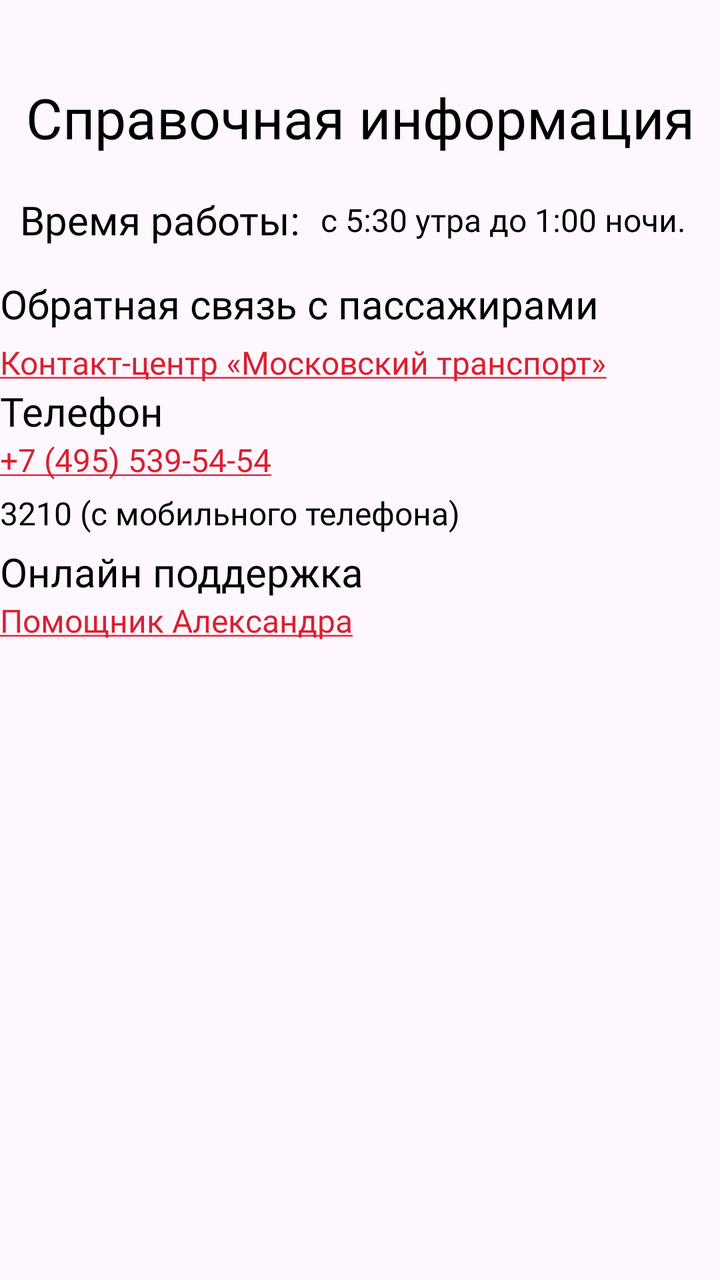
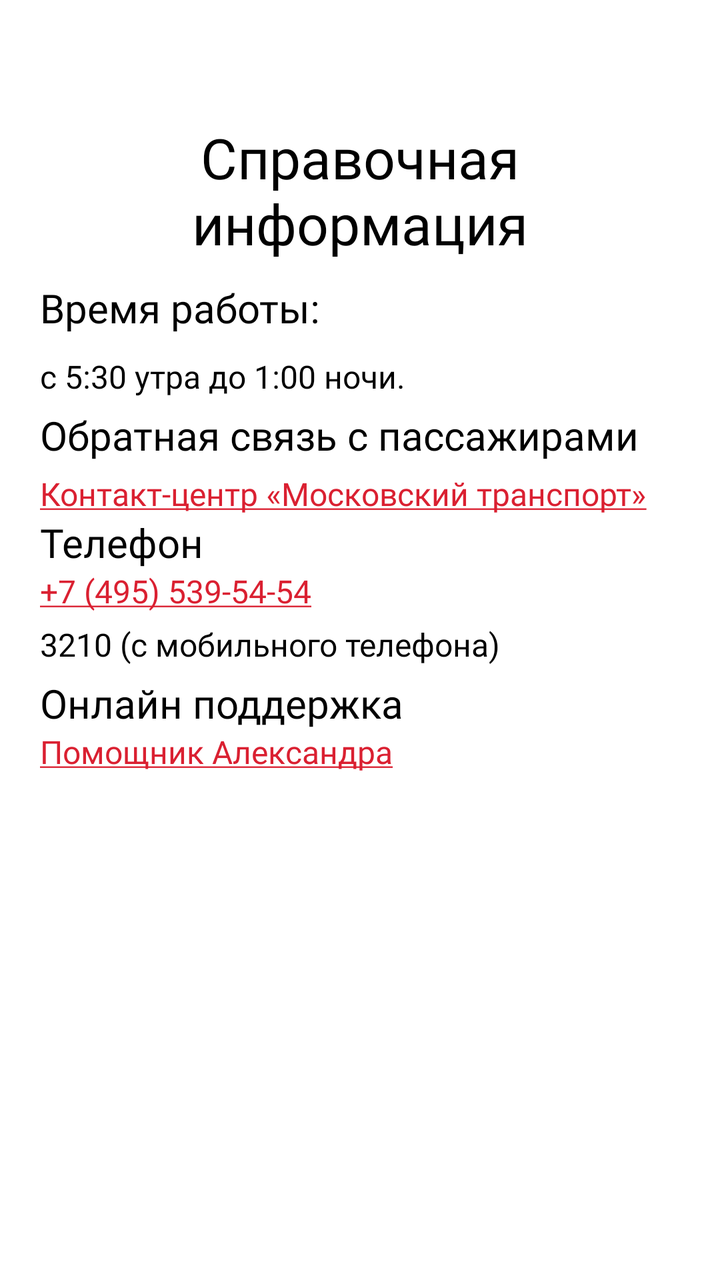

Compare the two renders of this Android layout. The source of the first and the diff that turns it into the second are given below.
<!-- AndroidManifest.xml: application theme Theme.VKR -->
<!-- res/layout/reference_info_fragment.xml -->
<?xml version="1.0" encoding="utf-8"?>
<androidx.constraintlayout.widget.ConstraintLayout xmlns:android="http://schemas.android.com/apk/res/android"
    android:layout_width="match_parent"
    android:layout_height="match_parent"
    android:layout_marginHorizontal="20dp"

    xmlns:app="http://schemas.android.com/apk/res-auto">

    <TextView
        android:id="@+id/reference_info_title_txt"
        android:layout_width="wrap_content"
        android:layout_height="wrap_content"
        android:layout_marginTop="40dp"
        android:fontFamily="@font/inter_bold"
        android:text="Справочная информация"
        android:textSize="28sp"
        android:textColor="#000000"
        android:textAlignment="center"
        app:layout_constraintEnd_toEndOf="parent"
        app:layout_constraintStart_toStartOf="parent"
        app:layout_constraintTop_toTopOf="parent" />
    <androidx.constraintlayout.widget.ConstraintLayout
        android:id="@+id/reference_info_working_hourse"
        android:layout_width="match_parent"
        android:layout_height="wrap_content"
        android:layout_marginTop="9dp"
        android:orientation="vertical"
        app:layout_constraintEnd_toEndOf="parent"
        app:layout_constraintStart_toStartOf="parent"
        app:layout_constraintTop_toBottomOf="@id/reference_info_title_txt">

        <TextView
            android:id="@+id/reference_info_working_hourse_txt"
            android:layout_width="wrap_content"
            android:layout_height="wrap_content"
            android:fontFamily="@font/inter_bold"
            android:text="Время работы: "
            android:textColor="#000000"
            android:textSize="20sp"
            app:layout_constraintBottom_toBottomOf="parent"
            app:layout_constraintStart_toStartOf="parent"
            app:layout_constraintTop_toTopOf="parent"
   />

        <TextView
            android:id="@+id/reference_info_working_hourse_info_txt"
            android:layout_width="wrap_content"
            android:layout_height="wrap_content"
            android:ellipsize="end"
            android:fontFamily="@font/inter_regular"
            android:maxLines="3"
            android:text="с 5:30 утра до 1:00 ночи."
            android:textColor="#000000"
            android:textSize="16sp"
            app:layout_constraintBottom_toBottomOf="parent"
            app:layout_constraintEnd_toEndOf="parent"
            app:layout_constraintTop_toTopOf="@id/reference_info_working_hourse_txt"
            />
        <androidx.constraintlayout.helper.widget.Flow
            android:id="@+id/flow1"
            android:layout_width="0dp"
            android:layout_height="wrap_content"
            android:padding="10dp"
            app:constraint_referenced_ids="reference_info_working_hourse_txt,reference_info_working_hourse_info_txt"
            app:flow_horizontalBias="0"
            app:flow_horizontalGap="5dp"
            app:flow_horizontalStyle="packed"
            app:flow_verticalBias="0"
            app:flow_wrapMode="chain"
            app:layout_constraintEnd_toEndOf="parent"
            app:layout_constraintStart_toStartOf="parent"
            app:layout_constraintTop_toTopOf="parent" />

    </androidx.constraintlayout.widget.ConstraintLayout>

    <TextView
        android:id="@+id/passengers_feedback_txt"
        android:layout_width="match_parent"
        android:layout_height="wrap_content"
        android:textAlignment="textStart"
        android:layout_marginTop="5dp"
        android:fontFamily="@font/inter_bold"
        android:text="Обратная связь с пассажирами"
        android:textColor="#000000"
        android:textSize="20sp"
        app:layout_constraintEnd_toEndOf="parent"
        app:layout_constraintStart_toStartOf="parent"
        app:layout_constraintTop_toBottomOf="@id/reference_info_working_hourse" />

    <TextView
        android:id="@+id/passengers_feedback_link_txt"
        android:layout_width="match_parent"
        android:layout_height="wrap_content"
        android:layout_marginTop="5dp"
        android:fontFamily="@font/inter_regular"
        android:autoLink="web"
        android:textAlignment="textStart"
        android:text="@string/contact_info_link_text"
        android:textColor="#DA2031"
        android:textSize="16sp"
        app:layout_constraintEnd_toEndOf="parent"
        app:layout_constraintHorizontal_bias="0.515"
        app:layout_constraintStart_toStartOf="parent"
        app:layout_constraintTop_toBottomOf="@id/passengers_feedback_txt" />
    <TextView
        android:id="@+id/phone_number_txt"
        android:layout_width="match_parent"
        android:layout_height="wrap_content"
        android:fontFamily="@font/inter_bold"

        android:text="@string/phon_title"
        android:textColor="#000000"
        android:textSize="20sp"
        app:layout_constraintEnd_toEndOf="parent"
        app:layout_constraintStart_toStartOf="parent"
        app:layout_constraintTop_toBottomOf="@id/passengers_feedback_link_txt" />
    <TextView
        android:id="@+id/phone_number_deatils_txt"
        android:layout_width="match_parent"
        android:layout_height="wrap_content"
        android:fontFamily="@font/inter_regular"
        android:autoLink="web"
        android:textAlignment="textStart"
        android:textColor="#DA2031"
        android:textSize="16sp"

        android:text="@string/phone_number_text"

        app:layout_constraintEnd_toEndOf="parent"
        app:layout_constraintStart_toStartOf="parent"
        app:layout_constraintTop_toBottomOf="@id/phone_number_txt" />
    <TextView
        android:id="@+id/phone_number_extra_deatils_txt"
        android:layout_width="match_parent"
        android:layout_height="wrap_content"
        android:fontFamily="@font/inter_regular"
        android:textAlignment="textStart"
        android:textColor="#000000"
        android:textSize="16sp"
        android:layout_marginTop="5dp"

        android:text="3210 (с мобильного телефона)"

        app:layout_constraintEnd_toEndOf="parent"
        app:layout_constraintStart_toStartOf="parent"
        app:layout_constraintTop_toBottomOf="@id/phone_number_deatils_txt" />
    <TextView
        android:id="@+id/online_support_txt"
        android:layout_width="match_parent"
        android:layout_height="wrap_content"
        android:textAlignment="textStart"
        android:layout_marginTop="5dp"
        android:fontFamily="@font/inter_bold"
        android:text="Онлайн поддержка"
        android:textColor="#000000"
        android:textSize="20sp"
        app:layout_constraintEnd_toEndOf="parent"
        app:layout_constraintStart_toStartOf="parent"
        app:layout_constraintTop_toBottomOf="@id/phone_number_extra_deatils_txt" />
    <TextView
        android:id="@+id/alexandra_chat_bot_txt"
        android:layout_width="0dp"
        android:layout_height="wrap_content"
        android:fontFamily="@font/inter_regular"
        android:autoLink="web"
        android:textAlignment="textStart"
        android:textColor="#DA2031"
        android:textSize="16sp"

        android:text="@string/alexandra_chat_bot"

        app:layout_constraintEnd_toEndOf="parent"
        app:layout_constraintStart_toStartOf="parent"
        app:layout_constraintTop_toBottomOf="@id/online_support_txt" />
</androidx.constraintlayout.widget.ConstraintLayout>
<!-- resources referenced by this layout -->
<resources>
  <string name="alexandra_chat_bot"><u href="https://mosmetro.ru/chat-bot">Помощник Александра</u></string>
  <string name="contact_info_link_text"><u href="https://mosmetro.ru/contacts/service-center">Контакт-центр «Московский транспорт»</u></string>
  <string name="phon_title">Телефон</string>
  <string name="phone_number_text"><u>+7 (495) 539-54-54</u></string>
  <style name="Theme.VKR" parent="Base.Theme.VKR" />
  <style name="Base.Theme.VKR" parent="Theme.Material3.DayNight.NoActionBar">
          
          
      </style>
</resources>

<!-- the commit's change to res/layout/reference_info_fragment.xml (unified diff, before → after) -->
@@ -1,9 +1,10 @@
 <?xml version="1.0" encoding="utf-8"?>
 <androidx.constraintlayout.widget.ConstraintLayout xmlns:android="http://schemas.android.com/apk/res/android"
+    xmlns:tools="http://schemas.android.com/tools"
     android:layout_width="match_parent"
     android:layout_height="match_parent"
-    android:layout_marginHorizontal="20dp"
-
+    android:padding="20dp"
+    android:background="@android:color/white"
     xmlns:app="http://schemas.android.com/apk/res-auto">
 
     <TextView
@@ -19,59 +20,36 @@
         app:layout_constraintEnd_toEndOf="parent"
         app:layout_constraintStart_toStartOf="parent"
         app:layout_constraintTop_toTopOf="parent" />
-    <androidx.constraintlayout.widget.ConstraintLayout
-        android:id="@+id/reference_info_working_hourse"
-        android:layout_width="match_parent"
+
+    <TextView
+        android:id="@+id/reference_info_working_hourse_txt"
+        android:layout_width="0dp"
         android:layout_height="wrap_content"
-        android:layout_marginTop="9dp"
-        android:orientation="vertical"
+        android:fontFamily="@font/inter_bold"
+        android:text="Время работы: "
+        android:layout_marginTop="10dp"
+        android:textColor="#000000"
+        android:textSize="20sp"
         app:layout_constraintEnd_toEndOf="parent"
         app:layout_constraintStart_toStartOf="parent"
-        app:layout_constraintTop_toBottomOf="@id/reference_info_title_txt">
+        app:layout_constraintTop_toBottomOf="@+id/reference_info_title_txt" />
 
-        <TextView
-            android:id="@+id/reference_info_working_hourse_txt"
-            android:layout_width="wrap_content"
-            android:layout_height="wrap_content"
-            android:fontFamily="@font/inter_bold"
-            android:text="Время работы: "
-            android:textColor="#000000"
-            android:textSize="20sp"
-            app:layout_constraintBottom_toBottomOf="parent"
-            app:layout_constraintStart_toStartOf="parent"
-            app:layout_constraintTop_toTopOf="parent"
-   />
+    <TextView
+        android:id="@+id/reference_info_working_hourse_info_txt"
+        android:layout_width="0dp"
+        android:layout_height="wrap_content"
+        android:ellipsize="end"
+        android:layout_marginTop="10dp"
 
-        <TextView
-            android:id="@+id/reference_info_working_hourse_info_txt"
-            android:layout_width="wrap_content"
-            android:layout_height="wrap_content"
-            android:ellipsize="end"
-            android:fontFamily="@font/inter_regular"
-            android:maxLines="3"
-            android:text="с 5:30 утра до 1:00 ночи."
-            android:textColor="#000000"
-            android:textSize="16sp"
-            app:layout_constraintBottom_toBottomOf="parent"
-            app:layout_constraintEnd_toEndOf="parent"
-            app:layout_constraintTop_toTopOf="@id/reference_info_working_hourse_txt"
-            />
-        <androidx.constraintlayout.helper.widget.Flow
-            android:id="@+id/flow1"
-            android:layout_width="0dp"
-            android:layout_height="wrap_content"
-            android:padding="10dp"
-            app:constraint_referenced_ids="reference_info_working_hourse_txt,reference_info_working_hourse_info_txt"
-            app:flow_horizontalBias="0"
-            app:flow_horizontalGap="5dp"
-            app:flow_horizontalStyle="packed"
-            app:flow_verticalBias="0"
-            app:flow_wrapMode="chain"
-            app:layout_constraintEnd_toEndOf="parent"
-            app:layout_constraintStart_toStartOf="parent"
-            app:layout_constraintTop_toTopOf="parent" />
+        android:fontFamily="@font/inter_regular"
+        android:maxLines="3"
+        android:text="с 5:30 утра до 1:00 ночи."
+        android:textColor="#000000"
+        android:textSize="16sp"
+        app:layout_constraintEnd_toEndOf="parent"
+        app:layout_constraintStart_toStartOf="parent"
+        app:layout_constraintTop_toBottomOf="@id/reference_info_working_hourse_txt" />
 
-    </androidx.constraintlayout.widget.ConstraintLayout>
 
     <TextView
         android:id="@+id/passengers_feedback_txt"
@@ -85,7 +63,7 @@
         android:textSize="20sp"
         app:layout_constraintEnd_toEndOf="parent"
         app:layout_constraintStart_toStartOf="parent"
-        app:layout_constraintTop_toBottomOf="@id/reference_info_working_hourse" />
+        app:layout_constraintTop_toBottomOf="@id/reference_info_working_hourse_info_txt" />
 
     <TextView
         android:id="@+id/passengers_feedback_link_txt"
